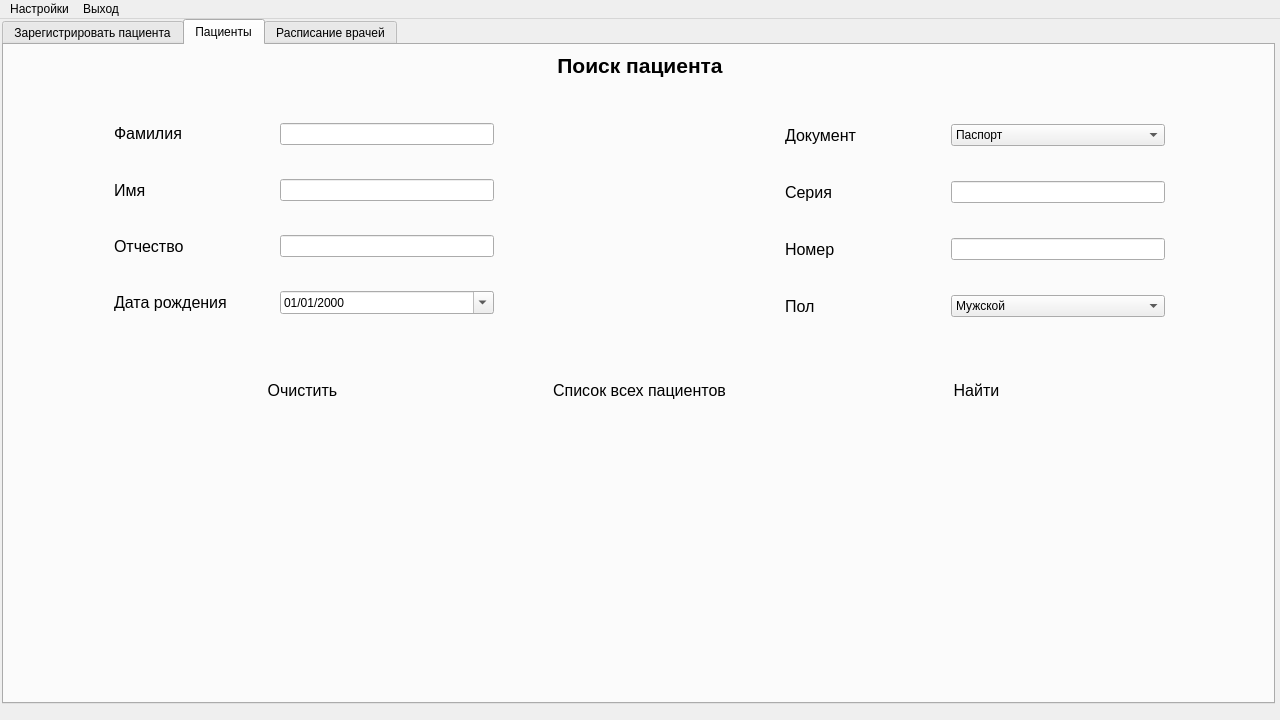
Above: 6th-semester/software-architecture/src/client/View/ApplicationViewUi.ui from theseChains/uni-assignments before the change. Below: the same form after it.
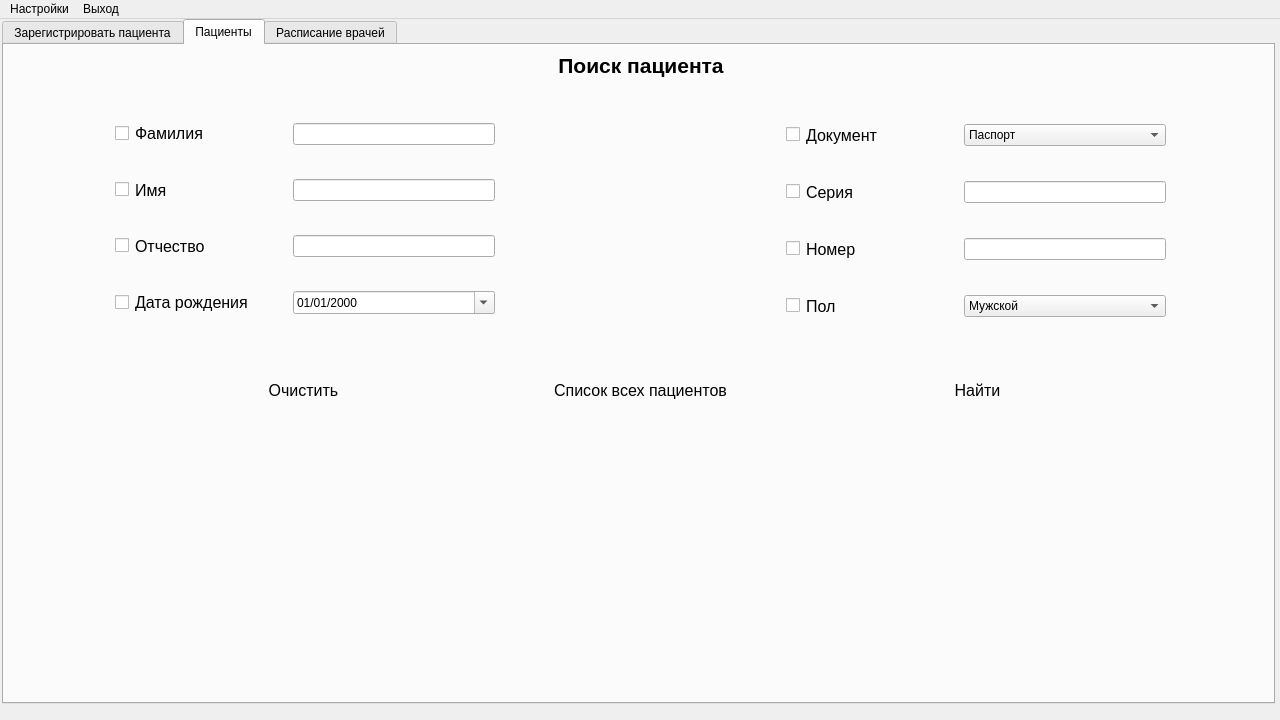
That is the form after the change.

Commit message: Add client search based on registrator query

Diff of the .ui file:
```diff
--- a/6th-semester/software-architecture/src/client/View/ApplicationViewUi.ui
+++ b/6th-semester/software-architecture/src/client/View/ApplicationViewUi.ui
@@ -630,7 +630,7 @@
        <widget class="QStackedWidget" name="ClientSearchStackedWidget">
         <property name="geometry">
          <rect>
-          <x>0</x>
+          <x>1</x>
           <y>0</y>
           <width>1271</width>
           <height>651</height>
@@ -783,7 +783,14 @@
            <item>
             <layout class="QVBoxLayout" name="verticalLayout_11">
              <item>
-              <layout class="QHBoxLayout" name="horizontalLayout_36" stretch="3,4">
+              <layout class="QHBoxLayout" name="horizontalLayout_36" stretch="0,3,4">
+               <item>
+                <widget class="QCheckBox" name="PatientSearchLastNameCheckBox">
+                 <property name="text">
+                  <string/>
+                 </property>
+                </widget>
+               </item>
                <item>
                 <widget class="QLabel" name="label_31">
                  <property name="font">
@@ -802,7 +809,14 @@
               </layout>
              </item>
              <item>
-              <layout class="QHBoxLayout" name="horizontalLayout_37" stretch="3,4">
+              <layout class="QHBoxLayout" name="horizontalLayout_37" stretch="0,3,4">
+               <item>
+                <widget class="QCheckBox" name="PatientSearchFirstNameCheckBox">
+                 <property name="text">
+                  <string/>
+                 </property>
+                </widget>
+               </item>
                <item>
                 <widget class="QLabel" name="label_32">
                  <property name="font">
@@ -821,7 +835,14 @@
               </layout>
              </item>
              <item>
-              <layout class="QHBoxLayout" name="horizontalLayout_38" stretch="3,4">
+              <layout class="QHBoxLayout" name="horizontalLayout_38" stretch="0,3,4">
+               <item>
+                <widget class="QCheckBox" name="PatientSearchMiddleNameCheckBox">
+                 <property name="text">
+                  <string/>
+                 </property>
+                </widget>
+               </item>
                <item>
                 <widget class="QLabel" name="label_33">
                  <property name="font">
@@ -840,7 +861,14 @@
               </layout>
              </item>
              <item>
-              <layout class="QHBoxLayout" name="horizontalLayout_39" stretch="3,4">
+              <layout class="QHBoxLayout" name="horizontalLayout_39" stretch="0,3,4">
+               <item>
+                <widget class="QCheckBox" name="PatientSearchDateOfBirthCheckBox">
+                 <property name="text">
+                  <string/>
+                 </property>
+                </widget>
+               </item>
                <item>
                 <widget class="QLabel" name="label_34">
                  <property name="font">
@@ -883,7 +911,14 @@
            <item>
             <layout class="QVBoxLayout" name="verticalLayout_12">
              <item>
-              <layout class="QHBoxLayout" name="horizontalLayout_40" stretch="3,4">
+              <layout class="QHBoxLayout" name="horizontalLayout_40" stretch="0,3,4">
+               <item>
+                <widget class="QCheckBox" name="PatientSearchDocumentTypeCheckBox">
+                 <property name="text">
+                  <string/>
+                 </property>
+                </widget>
+               </item>
                <item>
                 <widget class="QLabel" name="label_35">
                  <property name="font">
@@ -916,7 +951,14 @@
               </layout>
              </item>
              <item>
-              <layout class="QHBoxLayout" name="horizontalLayout_41" stretch="3,4">
+              <layout class="QHBoxLayout" name="horizontalLayout_41" stretch="0,3,4">
+               <item>
+                <widget class="QCheckBox" name="PatientSearchDocumentSeriesCheckBox">
+                 <property name="text">
+                  <string/>
+                 </property>
+                </widget>
+               </item>
                <item>
                 <widget class="QLabel" name="label_36">
                  <property name="font">
@@ -942,7 +984,14 @@
               </layout>
              </item>
              <item>
-              <layout class="QHBoxLayout" name="horizontalLayout_42" stretch="3,4">
+              <layout class="QHBoxLayout" name="horizontalLayout_42" stretch="0,3,4">
+               <item>
+                <widget class="QCheckBox" name="PatientSearchDocumentNumberCheckBox">
+                 <property name="text">
+                  <string/>
+                 </property>
+                </widget>
+               </item>
                <item>
                 <widget class="QLabel" name="label_37">
                  <property name="font">
@@ -968,7 +1017,14 @@
               </layout>
              </item>
              <item>
-              <layout class="QHBoxLayout" name="horizontalLayout_43" stretch="3,4">
+              <layout class="QHBoxLayout" name="horizontalLayout_43" stretch="0,3,4">
+               <item>
+                <widget class="QCheckBox" name="PatientSearchGenderCheckBox">
+                 <property name="text">
+                  <string/>
+                 </property>
+                </widget>
+               </item>
                <item>
                 <widget class="QLabel" name="label_38">
                  <property name="font">
```
Left out of the diff: 20 changed lines with no effect on the pictures. The commit also changes 12 other files.
